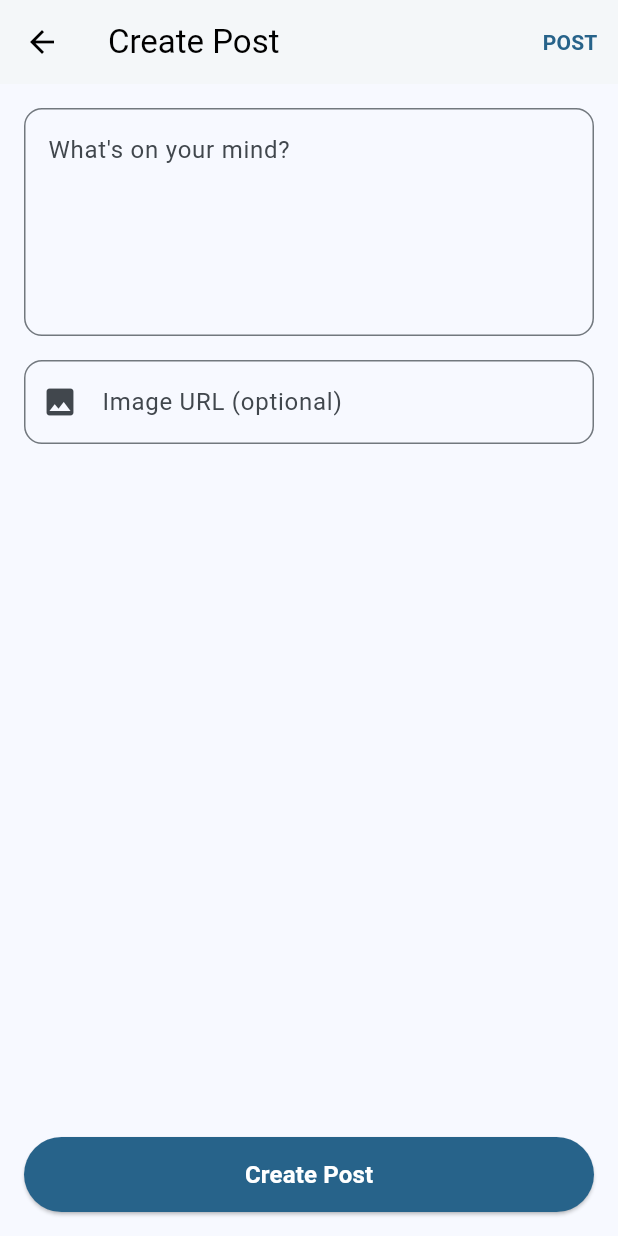
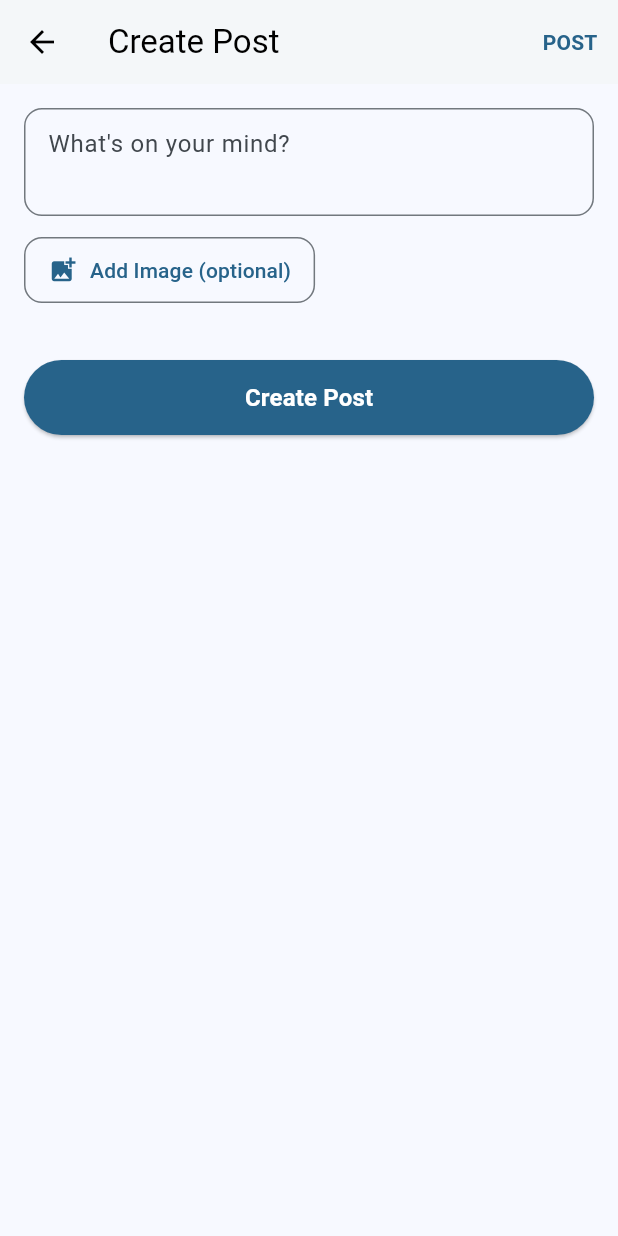
Before and after one commit to SuSanShweYeeBo2002/au_connect, a Flutter app: the AddPostPage screen opened directly, on a phone screen of 412 x 824 dp. Run offline on Flutter 3.47's test engine with Material 3 defaults, Android fonts, the phone set to English and light mode, and no system bars; our stand-ins replace image_cropper, image_picker, shared_preferences, socket_io_client; accounts and stored records are empty.

Commit message:
add post

```diff
--- a/lib/screens/add_post_page.dart
+++ b/lib/screens/add_post_page.dart
@@ -1,4 +1,5 @@
 import 'package:flutter/material.dart';
+import 'package:image_picker/image_picker.dart';
 import '../services/post_service.dart';
 
 class AddPostPage extends StatefulWidget {
@@ -8,14 +9,37 @@ class AddPostPage extends StatefulWidget {
 
 class _AddPostPageState extends State<AddPostPage> {
   final TextEditingController _contentController = TextEditingController();
-  final TextEditingController _imageController = TextEditingController();
+  final ImagePicker _picker = ImagePicker();
+  XFile? _selectedImage;
   bool _isLoading = false;
 
   @override
   void dispose() {
     _contentController.dispose();
-    _imageController.dispose();
     super.dispose();
+  }
+
+  Future<void> _pickImage() async {
+    try {
+      final XFile? image = await _picker.pickImage(
+        source: ImageSource.gallery,
+        maxWidth: 1920,
+        maxHeight: 1920,
+        imageQuality: 85,
+      );
+      if (image != null) {
+        setState(() {
+          _selectedImage = image;
+        });
+      }
+    } catch (e) {
+      ScaffoldMessenger.of(context).showSnackBar(
+        SnackBar(
+          content: Text('Error picking image: $e'),
+          backgroundColor: Colors.red,
+        ),
+      );
+    }
   }
 
   Future<void> _createPost() async {
@@ -36,9 +60,7 @@ class _AddPostPageState extends State<AddPostPage> {
     try {
       final post = await PostService.createPost(
         content: _contentController.text.trim(),
-        image: _imageController.text.trim().isEmpty
-            ? null
-            : _imageController.text.trim(),
+        imageFile: _selectedImage,
       );
 
       ScaffoldMessenger.of(context).showSnackBar(
@@ -94,7 +116,8 @@ class _AddPostPageState extends State<AddPostPage> {
           ),
         ],
       ),
-      body: Padding(
+      body: SingleChildScrollView(
+        child: Padding(
           padding: const EdgeInsets.all(16.0),
           child: Column(
             crossAxisAlignment: CrossAxisAlignment.start,
@@ -102,7 +125,8 @@ class _AddPostPageState extends State<AddPostPage> {
               // Content input
               TextField(
                 controller: _contentController,
-              maxLines: 5,
+                maxLines: 3,
+                minLines: 2,
                 decoration: InputDecoration(
                   hintText: "What's on your mind?",
                   border: OutlineInputBorder(
@@ -115,77 +139,81 @@ class _AddPostPageState extends State<AddPostPage> {
                       width: 2,
                     ),
                   ),
+                  contentPadding: EdgeInsets.all(12),
                 ),
               ),
-            SizedBox(height: 16),
+              SizedBox(height: 12),
 
-            // Image URL input
-            TextField(
-              controller: _imageController,
-              decoration: InputDecoration(
-                labelText: 'Image URL (optional)',
-                hintText: 'https://example.com/image.jpg',
-                prefixIcon: Icon(Icons.image),
-                border: OutlineInputBorder(
+              // Image picker button
+              OutlinedButton.icon(
+                onPressed: _pickImage,
+                icon: Icon(Icons.add_photo_alternate, size: 20),
+                label: Text(
+                  _selectedImage == null
+                      ? 'Add Image (optional)'
+                      : 'Change Image',
+                ),
+                style: OutlinedButton.styleFrom(
+                  padding: EdgeInsets.symmetric(vertical: 12, horizontal: 16),
+                  shape: RoundedRectangleBorder(
                     borderRadius: BorderRadius.circular(12),
-                ),
-                focusedBorder: OutlineInputBorder(
-                  borderRadius: BorderRadius.circular(12),
-                  borderSide: BorderSide(
-                    color: Theme.of(context).primaryColor,
-                    width: 2,
                   ),
                 ),
               ),
-              onChanged: (value) {
-                setState(() {}); // Rebuild to show/hide image preview
-              },
-            ),
-            SizedBox(height: 16),
+              SizedBox(height: 12),
 
               // Image preview
-            if (_imageController.text.trim().isNotEmpty)
+              if (_selectedImage != null)
+                Stack(
+                  children: [
                     Container(
+                      constraints: BoxConstraints(maxHeight: 300),
                       width: double.infinity,
-                height: 200,
-                decoration: BoxDecoration(
-                  borderRadius: BorderRadius.circular(12),
-                  border: Border.all(color: Colors.grey[300]!),
-                ),
+                      color: Colors.grey[200],
                       child: ClipRRect(
                         borderRadius: BorderRadius.circular(12),
-                  child: Image.network(
-                    _imageController.text.trim(),
-                    fit: BoxFit.cover,
-                    errorBuilder: (context, error, stackTrace) {
-                      return Container(
-                        child: Center(
-                          child: Column(
-                            mainAxisAlignment: MainAxisAlignment.center,
-                            children: [
-                              Icon(Icons.error, color: Colors.red),
-                              Text('Invalid image URL'),
-                            ],
-                          ),
-                        ),
+                        child: FutureBuilder(
+                          future: _selectedImage!.readAsBytes(),
+                          builder: (context, snapshot) {
+                            if (snapshot.hasData) {
+                              return Image.memory(
+                                snapshot.data!,
+                                fit: BoxFit.contain,
                               );
-                    },
-                    loadingBuilder: (context, child, loadingProgress) {
-                      if (loadingProgress == null) return child;
+                            }
                             return Center(
-                        child: CircularProgressIndicator(
-                          value: loadingProgress.expectedTotalBytes != null
-                              ? loadingProgress.cumulativeBytesLoaded /
-                                    loadingProgress.expectedTotalBytes!
-                              : null,
+                              child: Padding(
+                                padding: const EdgeInsets.all(50.0),
+                                child: CircularProgressIndicator(),
                               ),
                             );
                           },
                         ),
                       ),
                     ),
+                    Positioned(
+                      top: 8,
+                      right: 8,
+                      child: CircleAvatar(
+                        backgroundColor: Colors.black54,
+                        child: IconButton(
+                          icon: Icon(
+                            Icons.close,
+                            color: Colors.white,
+                            size: 20,
+                          ),
+                          onPressed: () {
+                            setState(() {
+                              _selectedImage = null;
+                            });
+                          },
+                        ),
+                      ),
+                    ),
+                  ],
+                ),
 
-            Spacer(),
+              SizedBox(height: 24),
 
               // Post button
               SizedBox(
@@ -214,6 +242,7 @@ class _AddPostPageState extends State<AddPostPage> {
             ],
           ),
         ),
+      ),
     );
   }
 }
```
Also changed, not shown: lib/screens/home_page.dart (+4 -3 lines), lib/screens/profile_page.dart (+10 -3 lines), lib/services/post_service.dart (+99 -14 lines). Lines whose indentation alone changed are shown as unchanged.
